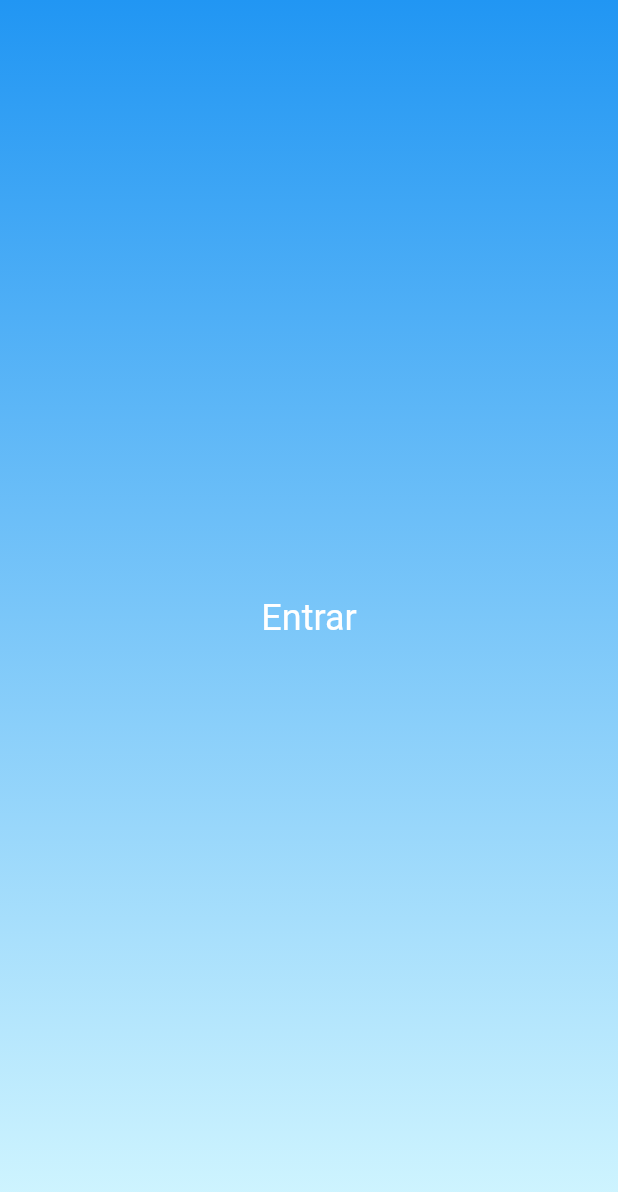
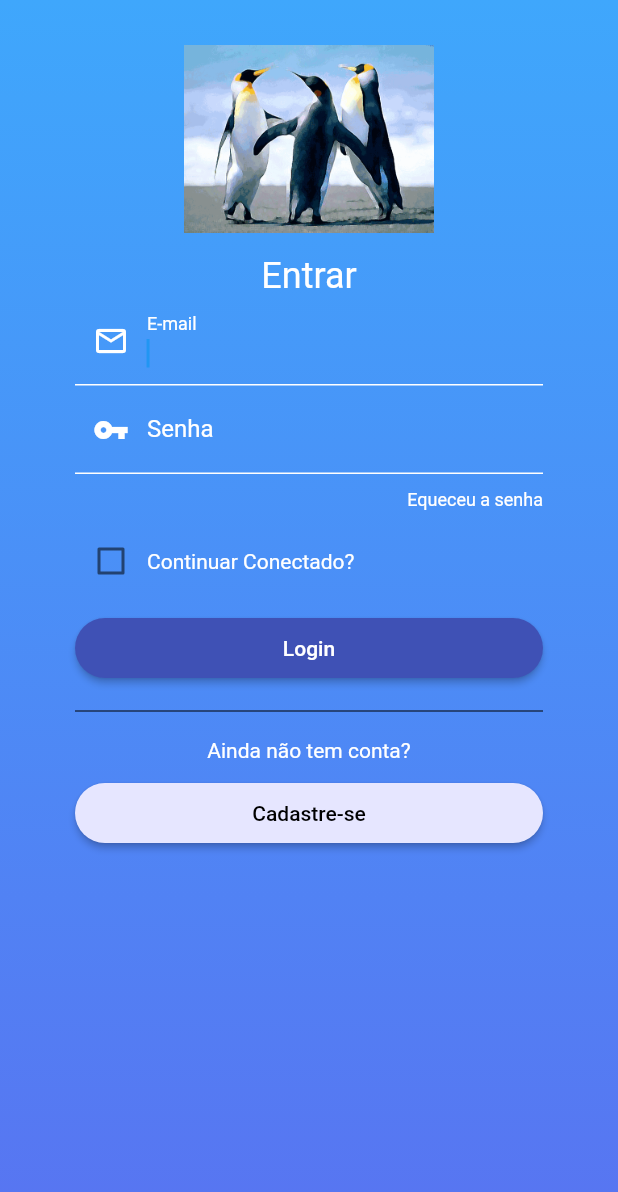
Before and after one commit to JoaoVtrxx/test-git, a Flutter app: the LoginScreen screen opened directly, on a phone screen of 412 x 824 dp. Shown: the top 1192 px of the screen. Run offline on Flutter 3.47's test engine with Material 2 defaults, Android fonts, the phone set to English and light mode, and no system bars.

Commit message:
commit 25/02

```diff
--- a/lib/login_screen.dart
+++ /dev/null
@@ -1,45 +0,0 @@
-import 'package:flutter/material.dart';
-
-class LoginScreen extends StatefulWidget {
-  const LoginScreen({super.key});
-
-  @override
-  State<LoginScreen> createState() => _LoginScreenState();
-}
-
-class _LoginScreenState extends State<LoginScreen> {
-  Color topColor = Colors.blue;
-  Color bottomColor = Color.fromARGB(255, 212, 247, 255);
-
-  @override
-  Widget build(BuildContext context) {
-    return Scaffold(
-      body: Container(
-        decoration: BoxDecoration(
-          gradient: LinearGradient(
-            begin: Alignment.topCenter,
-            end: Alignment.bottomCenter,
-            colors: [
-              topColor,
-              bottomColor,
-            ],
-          ),
-        ),
-        child: Column(
-          mainAxisAlignment: MainAxisAlignment.center,
-          crossAxisAlignment: CrossAxisAlignment.stretch,
-          children: [
-            Text(
-              "Entrar",
-              textAlign: TextAlign.center,
-              style: TextStyle(
-                color: Colors.white,
-                fontSize: 24,
-              ),
-            ),
-          ],
-        ),
-      ),
-    );
-  }
-}
--- a/lib/main.dart
+++ b/lib/main.dart
@@ -1,6 +1,7 @@
 import 'package:flutter/material.dart';
 import 'package:flutter_1/home.dart';
-import 'package:flutter_1/login_screen.dart';
+import 'package:flutter_1/screens/login_screen.dart';
+import 'package:flutter_1/screens/cadastro_screen.dart';
 
 void main() {
   runApp(MyApp());
@@ -11,7 +12,7 @@ class MyApp extends StatelessWidget {
   Widget build(BuildContext context) {
     return MaterialApp(
       title: 'Gym App',
-      home: LoginScreen(),
+      home: CadastroScreen(),
       debugShowCheckedModeBanner: false,
     );
   }
--- /dev/null
+++ b/lib/screens/login_screen.dart
@@ -0,0 +1,186 @@
+import 'package:flutter/material.dart';
+import 'package:flutter_1/values/custom_colors.dart';
+
+class LoginScreen extends StatefulWidget {
+  const LoginScreen({super.key});
+
+  @override
+  State<LoginScreen> createState() => _LoginScreenState();
+}
+
+class _LoginScreenState extends State<LoginScreen> {
+  Color topColor = CustomColors().getGradientTopColor();
+  Color bottomColor = CustomColors().getGradientBottomColor();
+  bool continueConnected = false;
+
+  @override
+  Widget build(BuildContext context) {
+    return Scaffold(
+      body: Container(
+        height: MediaQuery.of(context).size.height,
+        padding: EdgeInsets.symmetric(horizontal: 50, vertical: 30),
+        decoration: BoxDecoration(
+          gradient: LinearGradient(
+            begin: Alignment.topCenter,
+            end: Alignment.bottomCenter,
+            colors: [
+              topColor,
+              bottomColor,
+            ],
+          ),
+        ),
+        child: SingleChildScrollView(
+          child: Column(
+            mainAxisAlignment: MainAxisAlignment.spaceAround,
+            crossAxisAlignment: CrossAxisAlignment.stretch,
+            children: [
+              Padding(
+                padding: EdgeInsets.only(
+                  bottom: 15,
+                ),
+                child: Image.asset(
+                  "assets/imgs/fundo.png",
+                  height: 125,
+                ),
+              ),
+              Text(
+                "Entrar",
+                textAlign: TextAlign.center,
+                style: TextStyle(
+                  color: Colors.white,
+                  fontSize: 24,
+                ),
+              ),
+              Form(
+                child: Column(
+                  children: [
+                    TextFormField(
+                      style: TextStyle(color: Colors.white),
+                      autofocus: true,
+                      decoration: InputDecoration(
+                        labelText: "E-mail",
+                        labelStyle: TextStyle(
+                          color: Colors.white,
+                        ),
+                        prefixIcon: Icon(
+                          Icons.mail_outline,
+                          color: Colors.white,
+                        ),
+                        focusedBorder: UnderlineInputBorder(
+                          borderSide: BorderSide(
+                            color: Colors.white,
+                          ),
+                        ),
+                        enabledBorder: UnderlineInputBorder(
+                          borderSide: BorderSide(
+                            color: Colors.white,
+                          ),
+                        ),
+                      ),
+                    ),
+                    TextFormField(
+                      style: TextStyle(color: Colors.white),
+                      decoration: InputDecoration(
+                        labelText: "Senha",
+                        labelStyle: TextStyle(
+                          color: Colors.white,
+                        ),
+                        prefixIcon: Icon(
+                          Icons.vpn_key_sharp,
+                          color: Colors.white,
+                        ),
+                        focusedBorder: UnderlineInputBorder(
+                          borderSide: BorderSide(
+                            color: Colors.white,
+                          ),
+                        ),
+                        enabledBorder: UnderlineInputBorder(
+                          borderSide: BorderSide(
+                            color: Colors.white,
+                          ),
+                        ),
+                      ),
+                    ),
+                  ],
+                ),
+              ),
+              Padding(padding: EdgeInsets.only(bottom: 10)),
+              GestureDetector(
+                onTap: (() {
+                  print("funcionou");
+                }),
+                child: Text(
+                  "Equeceu a senha",
+                  textAlign: TextAlign.right,
+                  style: TextStyle(color: Colors.white, fontSize: 12),
+                ),
+              ),
+              Padding(padding: EdgeInsets.only(bottom: 10)),
+              Row(
+                children: [
+                  Checkbox(
+                    value: continueConnected,
+                    onChanged: (value) {
+                      setState(() {
+                        continueConnected = value!;
+                        print(continueConnected);
+                      });
+                    },
+                    activeColor: Colors.blue,
+                  ),
+                  Text(
+                    "Continuar Conectado?",
+                    style: TextStyle(color: Colors.white),
+                  ),
+                ],
+              ),
+              Padding(padding: EdgeInsets.only(bottom: 10)),
+              ElevatedButton(
+                onPressed: () {},
+                child: Text(
+                  "Login",
+                  style: TextStyle(color: Colors.white),
+                ),
+                style: ElevatedButton.styleFrom(
+                  primary: CustomColors().getActivePrimaryButtomColor(),
+                  fixedSize: Size(double.infinity, 40),
+                  shape: RoundedRectangleBorder(
+                      borderRadius: BorderRadius.circular(50)),
+                ),
+              ),
+              Padding(
+                padding: EdgeInsets.symmetric(vertical: 10),
+                child: Divider(
+                  color: Colors.black,
+                ),
+              ),
+              Text(
+                "Ainda não tem conta?",
+                textAlign: TextAlign.center,
+                style: TextStyle(
+                  color: Colors.white,
+                ),
+              ),
+              Padding(
+                padding: EdgeInsets.symmetric(vertical: 10),
+                child: ElevatedButton(
+                  onPressed: () {},
+                  child: Text(
+                    "Cadastre-se",
+                    style: TextStyle(color: Colors.black),
+                  ),
+                  style: ElevatedButton.styleFrom(
+                    primary: CustomColors().getActiveSecondaryButtonColor(),
+                    fixedSize: Size(double.infinity, 40),
+                    shape: RoundedRectangleBorder(
+                        borderRadius: BorderRadius.circular(50)),
+                  ),
+                ),
+              ),
+            ],
+          ),
+        ),
+      ),
+    );
+  }
+}
--- /dev/null
+++ b/lib/values/custom_colors.dart
@@ -0,0 +1,24 @@
+import 'package:flutter/material.dart';
+
+class CustomColors {
+  Color _activePrimaryButton = Color.fromARGB(255, 63, 81, 181);
+  Color _activeSecondaryButton = Color.fromARGB(255, 230, 230, 255);
+  Color _gradientTopColor = Color.fromARGB(255, 63, 167, 252);
+  Color _gradientBottomColor = Color.fromARGB(255, 88, 116, 241);
+
+  Color getActivePrimaryButtomColor() {
+    return _activePrimaryButton;
+  }
+
+  Color getActiveSecondaryButtonColor() {
+    return _activeSecondaryButton;
+  }
+
+  Color getGradientTopColor() {
+    return _gradientTopColor;
+  }
+
+  Color getGradientBottomColor() {
+    return _gradientBottomColor;
+  }
+}
```
